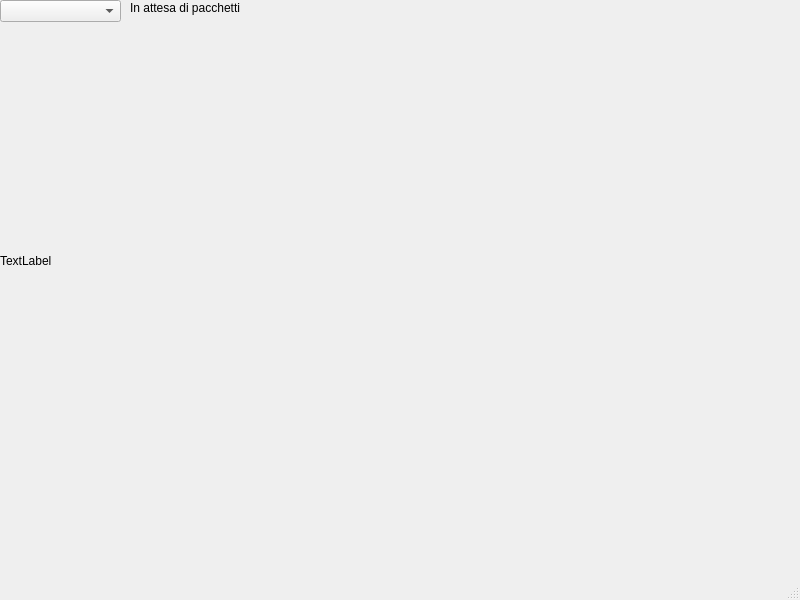
First picture: the form in qtClient/mainwindow.ui, repository ProfBarcelli/screenStreamer, before the edit.
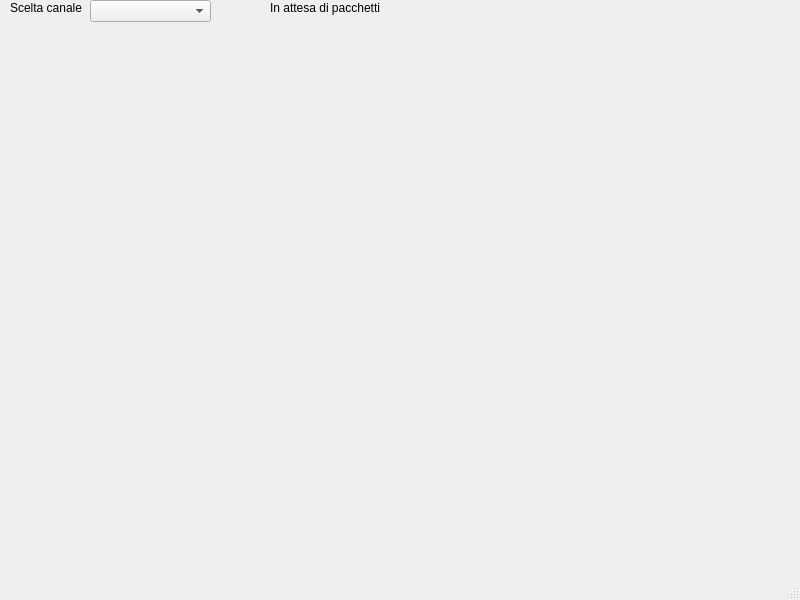
Second picture: the form after the edit.

```diff
--- a/qtClient/mainwindow.ui
+++ b/qtClient/mainwindow.ui
@@ -17,7 +17,7 @@
    <widget class="QLabel" name="label">
     <property name="geometry">
      <rect>
-      <x>130</x>
+      <x>270</x>
       <y>0</y>
       <width>371</width>
       <height>16</height>
@@ -37,19 +37,32 @@
      </rect>
     </property>
     <property name="text">
-     <string>TextLabel</string>
+     <string/>
     </property>
    </widget>
    <widget class="QComboBox" name="comboBox">
     <property name="geometry">
      <rect>
-      <x>0</x>
+      <x>90</x>
       <y>0</y>
       <width>121</width>
       <height>22</height>
      </rect>
     </property>
    </widget>
+   <widget class="QLabel" name="label_2">
+    <property name="geometry">
+     <rect>
+      <x>10</x>
+      <y>0</y>
+      <width>91</width>
+      <height>16</height>
+     </rect>
+    </property>
+    <property name="text">
+     <string>Scelta canale</string>
+    </property>
+   </widget>
   </widget>
   <widget class="QMenuBar" name="menubar">
    <property name="geometry">
```
Left out of the diff: 2 changed lines with no effect on the pictures.
